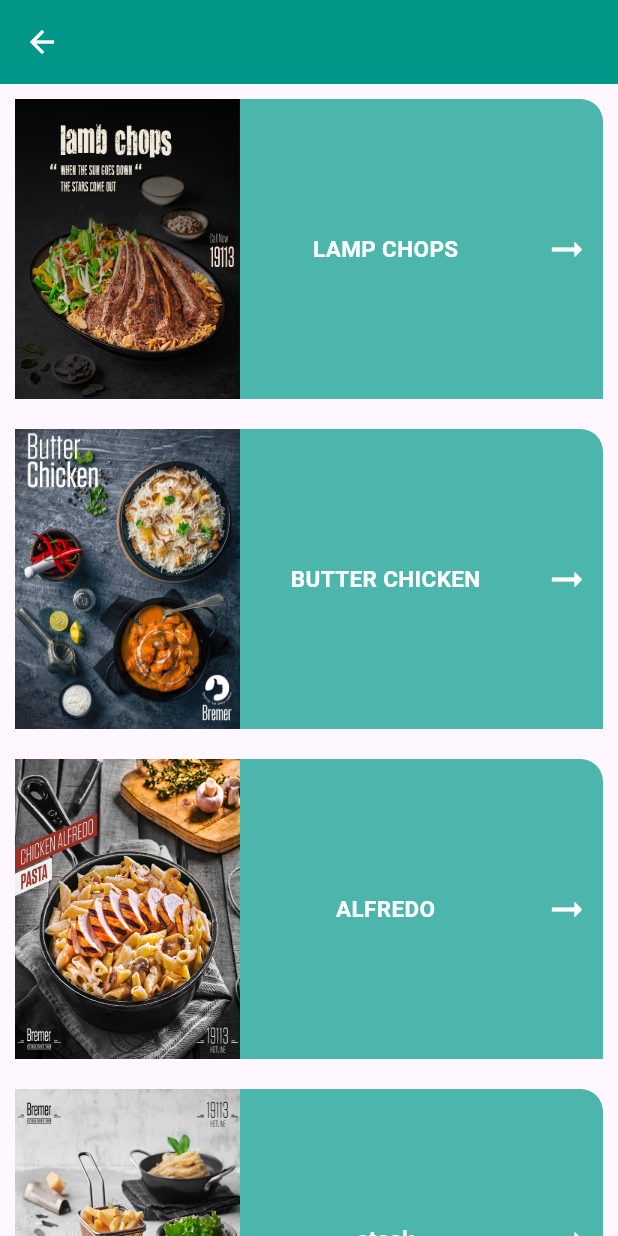
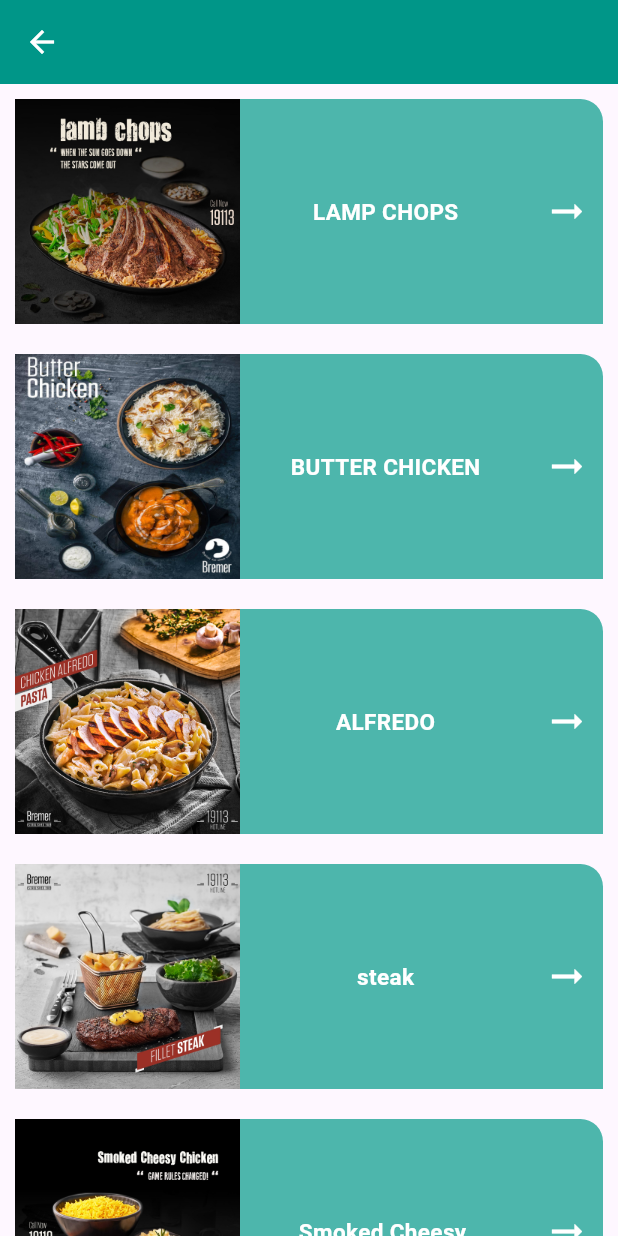
Before and after one commit to M0alaa330/meal_app, a Flutter app: the MealScreen screen opened directly with empty values, on a phone screen of 412 x 824 dp. Run offline on Flutter 3.47's test engine with Material 3 defaults, Android fonts, the phone set to English and light mode, and no system bars.

Commit message:
romove inkwell and add navigaor to icon button "meal item"

```diff
--- a/lib/widgets/meal_item.dart
+++ b/lib/widgets/meal_item.dart
@@ -1,5 +1,4 @@
 import 'package:flutter/material.dart';
-import 'package:meal_app/screens/meal_details.dart';
 
 class MealItem extends StatelessWidget {
   const MealItem(
@@ -10,18 +9,13 @@ class MealItem extends StatelessWidget {
 
   @override
   Widget build(BuildContext context) {
-    return InkWell(
-      onTap: () {
-        Navigator.pushNamed(context, "mealdetails", arguments: id);
-      },
-      child: Padding(
+    return Padding(
       padding: const EdgeInsets.all(10),
       child: Container(
         width: double.infinity,
-          height: 200,
+        height: 150,
         decoration: BoxDecoration(
-            borderRadius:
-                const BorderRadius.only(topRight: Radius.circular(15)),
+          borderRadius: const BorderRadius.only(topRight: Radius.circular(15)),
           color: Colors.teal[300],
         ),
         child: Row(
@@ -44,7 +38,9 @@ class MealItem extends StatelessWidget {
                   color: Colors.white),
             ),
             IconButton(
-                onPressed: () {},
+              onPressed: () {
+                Navigator.pushNamed(context, "mealdetails", arguments: id);
+              },
               icon: const Icon(
                 Icons.arrow_right_alt_outlined,
                 size: 30,
@@ -54,7 +50,6 @@ class MealItem extends StatelessWidget {
           ],
         ),
       ),
-      ),
     );
   }
 }
```
Lines whose indentation alone changed are shown as unchanged.
